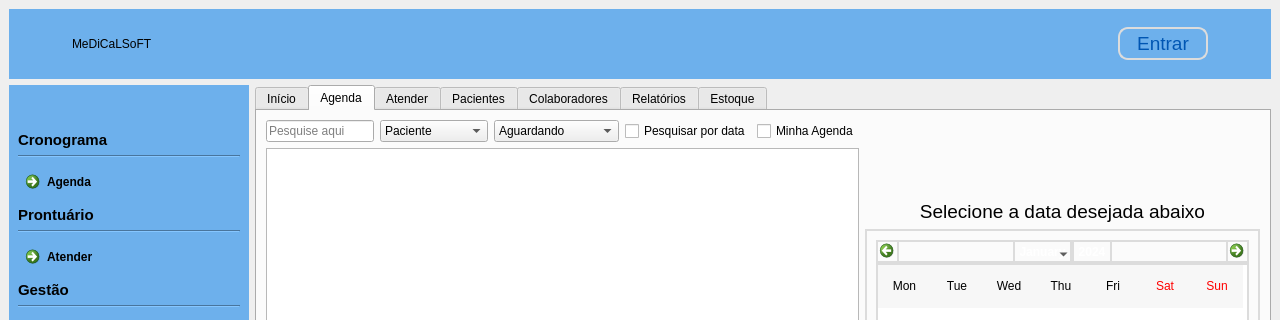
Before: the Qt Designer form clinica_cpp/mainwindow.ui in juander/Projeto_CPP, drawn with Qt 5; both pictures show x 0 to 1280 and y 0 to 320 of the 1280 by 720 pixel window.
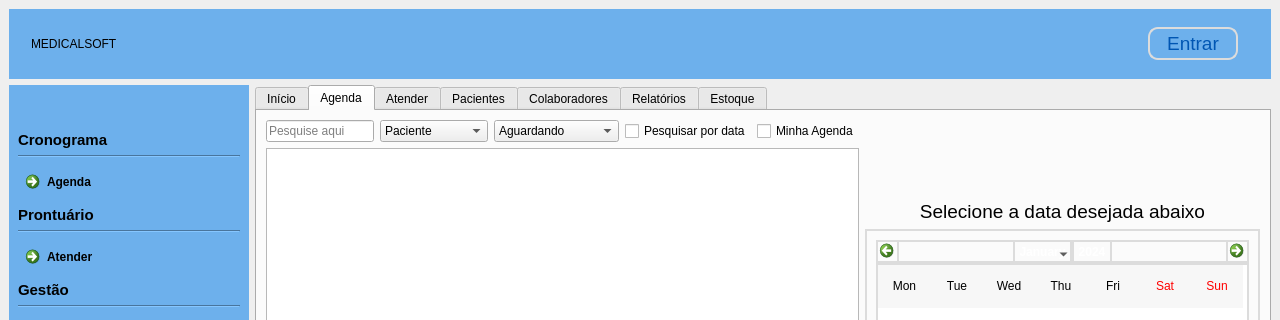
After: the same form once the commit is applied. Icons and pictures are not drawn.

The edit to the form file:
```diff
--- a/clinica_cpp/mainwindow.ui
+++ b/clinica_cpp/mainwindow.ui
@@ -57,17 +57,11 @@
         </property>
         <layout class="QHBoxLayout" name="horizontalLayout_6">
          <item>
-          <spacer name="horizontalSpacer_5">
-           <property name="orientation">
-            <enum>Qt::Orientation::Horizontal</enum>
+          <widget class="QLabel" name="logo">
+           <property name="text">
+            <string/>
            </property>
-           <property name="sizeHint" stdset="0">
-            <size>
-             <width>40</width>
-             <height>20</height>
-            </size>
-           </property>
-          </spacer>
+          </widget>
          </item>
          <item>
           <widget class="QLabel" name="label_2">
@@ -84,19 +78,279 @@
             font-family: 'Poppins', sans-serif;
             font-size: 24pt;
             font-weight: bold;
-            color: #0056B3; /* Azul mais escuro */
+            color: #000000; /* Azul mais escuro */
             letter-spacing: 2px;
             text-transform: uppercase;
         }
     &lt;/style&gt;
 &lt;/head&gt;
 &lt;body&gt;
-    &lt;p class=&quot;brand-name&quot;&gt;MeDiCaLSoFT&lt;/p&gt;
+    &lt;p class=&quot;brand-name&quot;&gt;MEDICALSOFT&lt;/p&gt;
 &lt;/body&gt;
 &lt;/html&gt;</string>
            </property>
           </widget>
          </item>
+         <item>
+          <spacer name="horizontalSpacer_33">
+           <property name="orientation">
+            <enum>Qt::Orientation::Horizontal</enum>
+           </property>
+           <property name="sizeHint" stdset="0">
+            <size>
+             <width>40</width>
+             <height>20</height>
+            </size>
+           </property>
+          </spacer>
+         </item>
+         <item>
+          <spacer name="horizontalSpacer_58">
+           <property name="orientation">
+            <enum>Qt::Orientation::Horizontal</enum>
+           </property>
+           <property name="sizeHint" stdset="0">
+            <size>
+             <width>40</width>
+             <height>20</height>
+            </size>
+           </property>
+          </spacer>
+         </item>
+         <item>
+          <spacer name="horizontalSpacer_60">
+           <property name="orientation">
+            <enum>Qt::Orientation::Horizontal</enum>
+           </property>
+           <property name="sizeHint" stdset="0">
+            <size>
+             <width>40</width>
+             <height>20</height>
+            </size>
+           </property>
+          </spacer>
+         </item>
+         <item>
+          <spacer name="horizontalSpacer_61">
+           <property name="orientation">
+            <enum>Qt::Orientation::Horizontal</enum>
+           </property>
+           <property name="sizeHint" stdset="0">
+            <size>
+             <width>40</width>
+             <height>20</height>
+            </size>
+           </property>
+          </spacer>
+         </item>
+         <item>
+          <spacer name="horizontalSpacer_62">
+           <property name="orientation">
+            <enum>Qt::Orientation::Horizontal</enum>
+           </property>
+           <property name="sizeHint" stdset="0">
+            <size>
+             <width>40</width>
+             <height>20</height>
+            </size>
+           </property>
+          </spacer>
+         </item>
+         <item>
+          <spacer name="horizontalSpacer_63">
+           <property name="orientation">
+            <enum>Qt::Orientation::Horizontal</enum>
+           </property>
+           <property name="sizeHint" stdset="0">
+            <size>
+             <width>40</width>
+             <height>20</height>
+            </size>
+           </property>
+          </spacer>
+         </item>
+         <item>
+          <spacer name="horizontalSpacer_64">
+           <property name="orientation">
+            <enum>Qt::Orientation::Horizontal</enum>
+           </property>
+           <property name="sizeHint" stdset="0">
+            <size>
+             <width>40</width>
+             <height>20</height>
+            </size>
+           </property>
+          </spacer>
+         </item>
+         <item>
+          <spacer name="horizontalSpacer_68">
+           <property name="orientation">
+            <enum>Qt::Orientation::Horizontal</enum>
+           </property>
+           <property name="sizeHint" stdset="0">
+            <size>
+             <width>40</width>
+             <height>20</height>
+            </size>
+           </property>
+          </spacer>
+         </item>
+         <item>
+          <spacer name="horizontalSpacer_67">
+           <property name="orientation">
+            <enum>Qt::Orientation::Horizontal</enum>
+           </property>
+           <property name="sizeHint" stdset="0">
+            <size>
+             <width>40</width>
+             <height>20</height>
+            </size>
+           </property>
+          </spacer>
+         </item>
+         <item>
+          <spacer name="horizontalSpacer_69">
+           <property name="orientation">
+            <enum>Qt::Orientation::Horizontal</enum>
+           </property>
+           <property name="sizeHint" stdset="0">
+            <size>
+             <width>40</width>
+             <height>20</height>
+            </size>
+           </property>
+          </spacer>
+         </item>
+         <item>
+          <spacer name="horizontalSpacer_59">
+           <property name="orientation">
+            <enum>Qt::Orientation::Horizontal</enum>
+           </property>
+           <property name="sizeHint" stdset="0">
+            <size>
+             <width>40</width>
+             <height>20</height>
+            </size>
+           </property>
+          </spacer>
+         </item>
+         <item>
+          <spacer name="horizontalSpacer_70">
+           <property name="orientation">
+            <enum>Qt::Orientation::Horizontal</enum>
+           </property>
+           <property name="sizeHint" stdset="0">
+            <size>
+             <width>40</width>
+             <height>20</height>
+            </size>
+           </property>
+          </spacer>
+         </item>
+         <item>
+          <spacer name="horizontalSpacer_65">
+           <property name="orientation">
+            <enum>Qt::Orientation::Horizontal</enum>
+           </property>
+           <property name="sizeHint" stdset="0">
+            <size>
+             <width>40</width>
+             <height>20</height>
+            </size>
+           </property>
+          </spacer>
+         </item>
+         <item>
+          <spacer name="horizontalSpacer_71">
+           <property name="orientation">
+            <enum>Qt::Orientation::Horizontal</enum>
+           </property>
+           <property name="sizeHint" stdset="0">
+            <size>
+             <width>40</width>
+             <height>20</height>
+            </size>
+           </property>
+          </spacer>
+         </item>
+         <item>
+          <spacer name="horizontalSpacer_66">
+           <property name="orientation">
+            <enum>Qt::Orientation::Horizontal</enum>
+           </property>
+           <property name="sizeHint" stdset="0">
+            <size>
+             <width>40</width>
+             <height>20</height>
+            </size>
+           </property>
+          </spacer>
+         </item>
+         <item>
+          <spacer name="horizontalSpacer_72">
+           <property name="orientation">
+            <enum>Qt::Orientation::Horizontal</enum>
+           </property>
+           <property name="sizeHint" stdset="0">
+            <size>
+             <width>40</width>
+             <height>20</height>
+            </size>
+           </property>
+          </spacer>
+         </item>
+         <item>
+          <spacer name="horizontalSpacer_32">
+           <property name="orientation">
+            <enum>Qt::Orientation::Horizontal</enum>
+           </property>
+           <property name="sizeHint" stdset="0">
+            <size>
+             <width>40</width>
+             <height>20</height>
+            </size>
+           </property>
+          </spacer>
+         </item>
+         <item>
+          <spacer name="horizontalSpacer_73">
+           <property name="orientation">
+            <enum>Qt::Orientation::Horizontal</enum>
+           </property>
+           <property name="sizeHint" stdset="0">
+            <size>
+             <width>40</width>
+             <height>20</height>
+            </size>
+           </property>
+          </spacer>
+         </item>
+         <item>
+          <spacer name="horizontalSpacer_34">
+           <property name="orientation">
+            <enum>Qt::Orientation::Horizontal</enum>
+           </property>
+           <property name="sizeHint" stdset="0">
+            <size>
+             <width>40</width>
+             <height>20</height>
+            </size>
+           </property>
+          </spacer>
+         </item>
+         <item>
+          <spacer name="horizontalSpacer_74">
+           <property name="orientation">
+            <enum>Qt::Orientation::Horizontal</enum>
+           </property>
+           <property name="sizeHint" stdset="0">
+            <size>
+             <width>40</width>
+             <height>20</height>
+            </size>
+           </property>
+          </spacer>
+         </item>
          <item>
           <spacer name="horizontalSpacer_31">
            <property name="orientation">
@@ -123,6 +377,32 @@
            </property>
           </spacer>
          </item>
+         <item>
+          <spacer name="horizontalSpacer_76">
+           <property name="orientation">
+            <enum>Qt::Orientation::Horizontal</enum>
+           </property>
+           <property name="sizeHint" stdset="0">
+            <size>
+             <width>40</width>
+             <height>20</height>
+            </size>
+           </property>
+          </spacer>
+         </item>
+         <item>
+          <spacer name="horizontalSpacer_75">
+           <property name="orientation">
+            <enum>Qt::Orientation::Horizontal</enum>
+           </property>
+           <property name="sizeHint" stdset="0">
+            <size>
+             <width>40</width>
+             <height>20</height>
+            </size>
+           </property>
+          </spacer>
+         </item>
          <item>
           <spacer name="horizontalSpacer_29">
            <property name="orientation">
@@ -136,6 +416,32 @@
            </property>
           </spacer>
          </item>
+         <item>
+          <spacer name="horizontalSpacer_78">
+           <property name="orientation">
+            <enum>Qt::Orientation::Horizontal</enum>
+           </property>
+           <property name="sizeHint" stdset="0">
+            <size>
+             <width>40</width>
+             <height>20</height>
+            </size>
+           </property>
+          </spacer>
+         </item>
+         <item>
+          <spacer name="horizontalSpacer_77">
+           <property name="orientation">
+            <enum>Qt::Orientation::Horizontal</enum>
+           </property>
+           <property name="sizeHint" stdset="0">
+            <size>
+             <width>40</width>
+             <height>20</height>
+            </size>
+           </property>
+          </spacer>
+         </item>
          <item>
           <spacer name="horizontalSpacer_10">
            <property name="orientation">
@@ -355,6 +661,19 @@
            </property>
           </widget>
          </item>
+         <item>
+          <spacer name="horizontalSpacer_5">
+           <property name="orientation">
+            <enum>Qt::Orientation::Horizontal</enum>
+           </property>
+           <property name="sizeHint" stdset="0">
+            <size>
+             <width>40</width>
+             <height>20</height>
+            </size>
+           </property>
+          </spacer>
+         </item>
          <item>
           <widget class="QPushButton" name="btnEntrar">
            <property name="sizePolicy">
```
